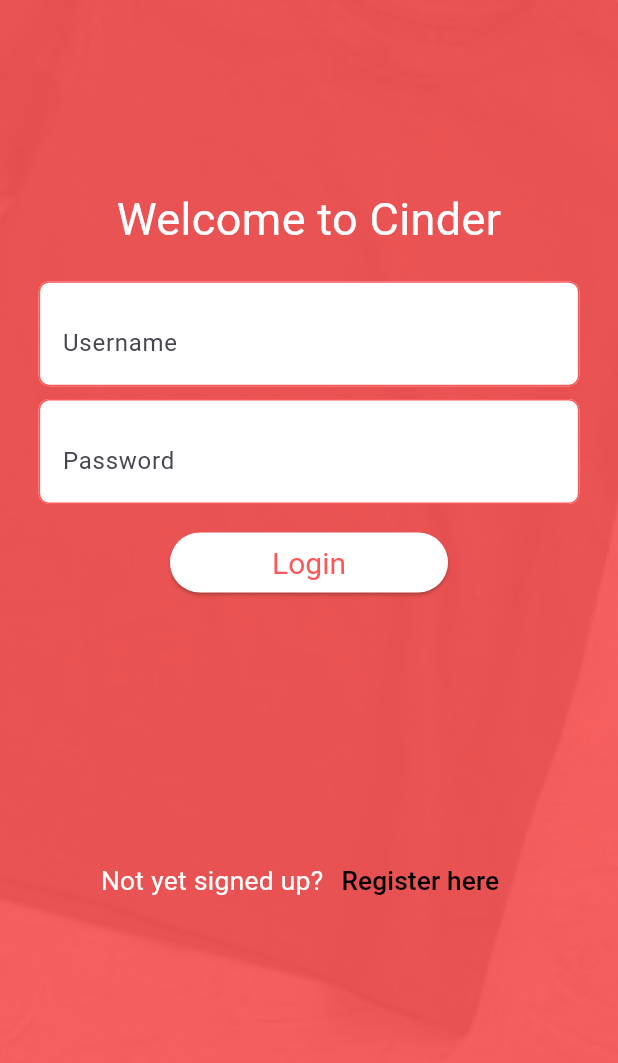
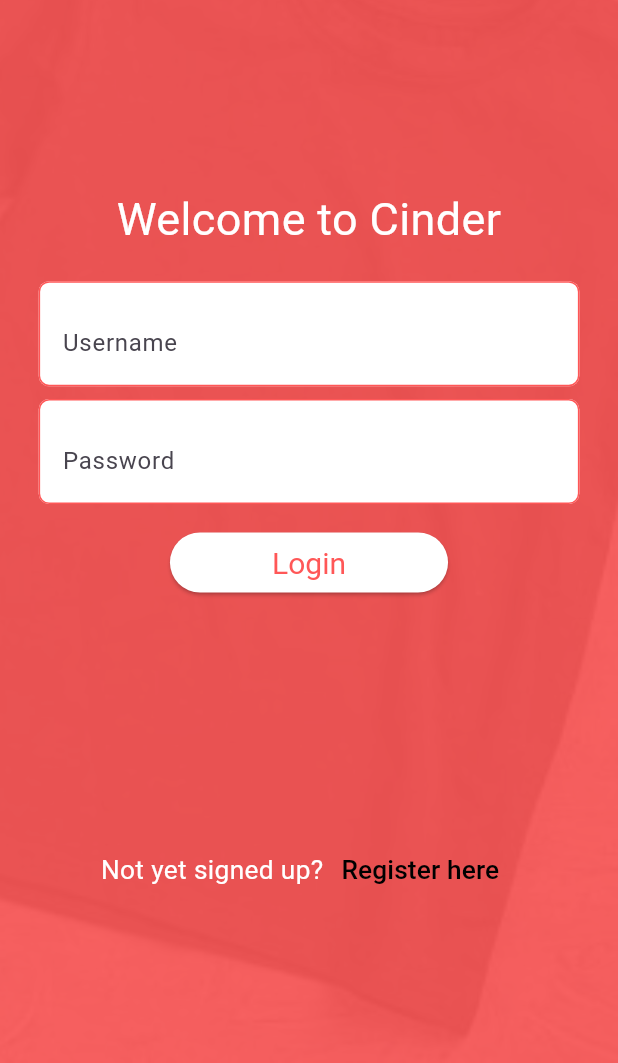
Before and after one commit to Fiversity-1/StyleSwap, a Flutter app: the screen it shows after launch, after a tap on "Log in", on a phone screen of 412 x 824 dp, the part 173-1236 px from its top. Run offline on Flutter 3.47's test engine with Material 3 defaults, Android fonts, the light colour scheme and no system bars; our stand-ins replace flutter_hooks, im_stepper, image_picker.

Commit message:
Fixed Bug causing overflowing RenderFlex error

```diff
--- a/lib/features/signup/presentation/login.dart
+++ b/lib/features/signup/presentation/login.dart
@@ -108,7 +108,7 @@ class _LoginState extends State<Login> {
                 ),
               ),
               Padding(
-                padding: const EdgeInsets.only(top: (165.0)),
+                padding: const EdgeInsets.only(top: (157.5)),
                 child: Row(
                   mainAxisAlignment: MainAxisAlignment.center,
                   children: [
```
